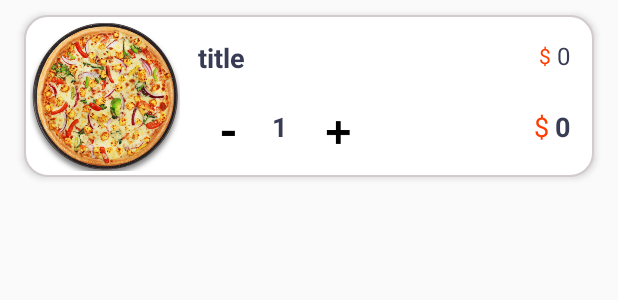
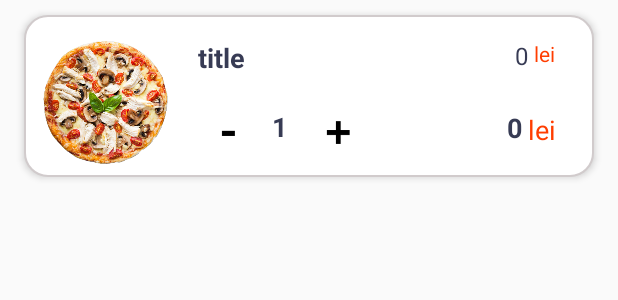
Before and after one commit to CostrunLarisa/FoodDelivery-App, an Android app: the layout viewholder_cart.xml on its own in the app's theme, with its tools: preview values and no code run, on a phone screen of 412 x 824 dp. Shown: the top 300 px of the screen. Run offline under Robolectric (Android 15) with nearby library versions, the phone set to English and light mode, and no system bars.

Commit message:
Changed text in romanian

```diff
--- a/ProiectAndroid/app/src/main/res/layout/activity_display.xml
+++ b/ProiectAndroid/app/src/main/res/layout/activity_display.xml
@@ -42,8 +42,8 @@
         android:layout_marginEnd="100dp"
         android:background="@drawable/orange_button"
         android:gravity="center"
-        android:text="Get Started"
-        android:textColor="@color/faded_black"
+        android:text="Sa incepem"
+        android:textColor="@color/white"
         android:textStyle="bold"
         app:layout_constraintBottom_toBottomOf="parent"
         app:layout_constraintEnd_toEndOf="parent"
--- a/ProiectAndroid/app/src/main/res/layout/viewholder_cart.xml
+++ b/ProiectAndroid/app/src/main/res/layout/viewholder_cart.xml
@@ -21,7 +21,7 @@
         app:layout_constraintBottom_toBottomOf="parent"
         app:layout_constraintStart_toStartOf="parent"
         app:layout_constraintTop_toTopOf="parent"
-        app:srcCompat="@drawable/pizza3" />
+        app:srcCompat="@drawable/pizza1" />
 
     <TextView
         android:id="@+id/titleTxt"
@@ -73,47 +73,52 @@
         android:id="@+id/feeEachItem"
         android:layout_width="wrap_content"
         android:layout_height="wrap_content"
-        android:layout_marginEnd="16dp"
+        android:layout_marginEnd="44dp"
         android:text="0"
         android:textColor="#373b54"
         android:textSize="16sp"
 
         app:layout_constraintBottom_toBottomOf="@+id/titleTxt"
         app:layout_constraintEnd_toEndOf="parent"
-        app:layout_constraintTop_toTopOf="@+id/titleTxt" />
+        app:layout_constraintTop_toTopOf="@+id/titleTxt"
+        app:layout_constraintVertical_bias="1.0" />
 
     <TextView
         android:id="@+id/textView19"
-        android:layout_width="wrap_content"
-        android:layout_height="wrap_content"
-        android:layout_marginEnd="4dp"
-        android:text="$"
+        android:layout_width="26dp"
+        android:layout_height="23dp"
+        android:layout_marginStart="4dp"
+        android:text="lei"
         android:textColor="#ff3d00"
         app:layout_constraintBottom_toBottomOf="@+id/feeEachItem"
-        app:layout_constraintEnd_toStartOf="@+id/feeEachItem"
-        app:layout_constraintTop_toTopOf="@+id/feeEachItem" />
+        app:layout_constraintStart_toEndOf="@+id/feeEachItem"
+        app:layout_constraintTop_toTopOf="@+id/feeEachItem"
+        app:layout_constraintVertical_bias="0.0" />
 
     <TextView
         android:id="@+id/totalEachItem"
         android:layout_width="wrap_content"
         android:layout_height="wrap_content"
+        android:layout_marginEnd="4dp"
         android:text="0"
         android:textColor="#373b54"
         android:textSize="18sp"
         android:textStyle="bold"
         app:layout_constraintBottom_toBottomOf="@+id/plusCardBtn"
         app:layout_constraintEnd_toEndOf="@+id/feeEachItem"
-        app:layout_constraintTop_toTopOf="@+id/plusCardBtn" />
+        app:layout_constraintTop_toTopOf="@+id/plusCardBtn"
+        app:layout_constraintVertical_bias="0.526" />
 
     <TextView
         android:id="@+id/textView21"
-        android:layout_width="wrap_content"
-        android:layout_height="wrap_content"
-        android:layout_marginEnd="4dp"
-        android:text="$"
+        android:layout_width="26dp"
+        android:layout_height="23dp"
+        android:layout_marginStart="4dp"
+        android:text="lei"
         android:textColor="#ff3d00"
         android:textSize="18sp"
         app:layout_constraintBottom_toBottomOf="@+id/totalEachItem"
-        app:layout_constraintEnd_toStartOf="@+id/totalEachItem"
-        app:layout_constraintTop_toTopOf="@+id/totalEachItem" />
+        app:layout_constraintStart_toEndOf="@+id/totalEachItem"
+        app:layout_constraintTop_toTopOf="@+id/totalEachItem"
+        app:layout_constraintVertical_bias="1.0" />
 </androidx.constraintlayout.widget.ConstraintLayout>
--- a/ProiectAndroid/app/src/main/res/layout/viewholder_popular.xml
+++ b/ProiectAndroid/app/src/main/res/layout/viewholder_popular.xml
@@ -54,10 +54,9 @@
         android:textColor="#FF3D00"
         android:textSize="14sp"
         app:layout_constraintBottom_toBottomOf="@+id/price"
-        app:layout_constraintEnd_toStartOf="@+id/price"
+        app:layout_constraintStart_toEndOf="@+id/price"
         app:layout_constraintTop_toBottomOf="@+id/pic"
-        tools:layout_editor_absoluteX="84dp"
-        tools:layout_editor_absoluteY="140dp" />
+        app:layout_constraintVertical_bias="1.0" />
 
     <TextView
         android:id="@+id/addBtn"
```
Also changed, not shown: ProiectAndroid/app/src/main/res/layout/activity_cart_list.xml (+7 -26 lines).
